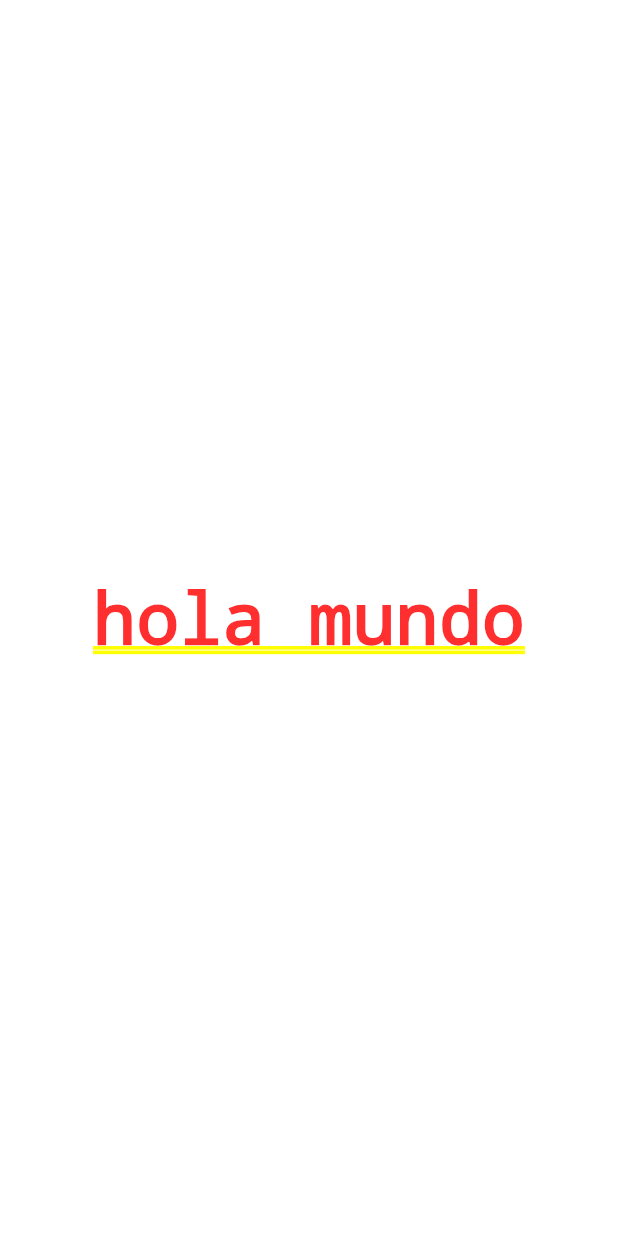
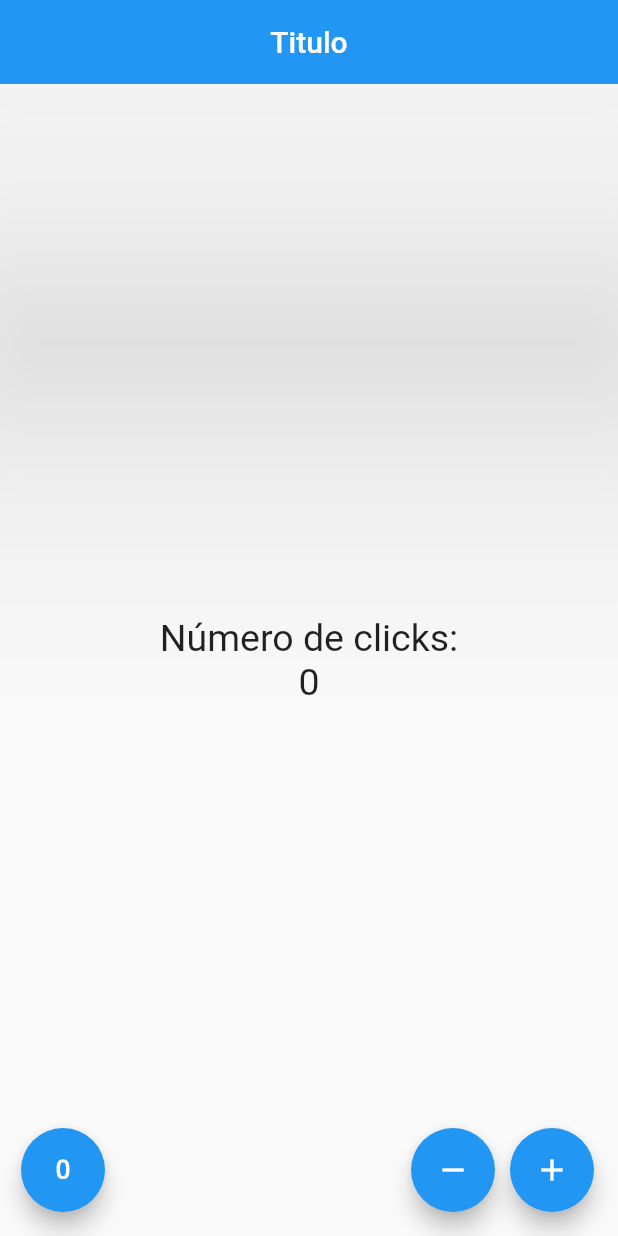
Before and after one commit to fernandomiras1/flutter, a Flutter app: the screen it shows after launch, on a phone screen of 412 x 824 dp. Run offline on Flutter 3.47's test engine with Material 2 defaults, Android fonts, the phone set to English and light mode, and no system bars.

Commit message:
feat: fin de la seccion 5

```diff
--- a/flutter-ios-android-Fernando-Herrera/contador/lib/src/app.dart
+++ b/flutter-ios-android-Fernando-Herrera/contador/lib/src/app.dart
@@ -1,11 +1,13 @@
+import 'package:contador/src/pages/contador_page.dart';
 import 'package:flutter/material.dart';
 
 class MyApp extends StatelessWidget {
   @override
   Widget build(BuildContext context) {
     return MaterialApp(
+        debugShowCheckedModeBanner: false,
         home: Center(
-      child: Text('hola mundo'),
-    ));
+          child: ContadorPage(),
+        ));
   }
 }
--- /dev/null
+++ b/flutter-ios-android-Fernando-Herrera/contador/lib/src/pages/contador_page.dart
@@ -0,0 +1,61 @@
+import 'package:flutter/material.dart';
+
+class ContadorPage extends StatefulWidget {
+  @override
+  State<StatefulWidget> createState() => _ContadorPageState();
+}
+
+class _ContadorPageState extends State<ContadorPage> {
+  final _estiloTexto = new TextStyle(fontSize: 25);
+  int _conteo = 0;
+
+  @override
+  Widget build(BuildContext context) {
+    return Scaffold(
+        appBar: AppBar(
+          title: Text('Titulo'),
+          centerTitle: true,
+          elevation: 100.5,
+        ),
+        body: Center(
+          child: Column(
+            mainAxisAlignment: MainAxisAlignment.center,
+            children: [
+              Text(
+                'Número de clicks:',
+                style: _estiloTexto,
+              ),
+              Text('$_conteo', style: _estiloTexto)
+            ],
+          ),
+        ),
+        floatingActionButton: _crearBotones());
+  }
+
+  Widget _crearBotones() {
+    return Row(
+      mainAxisAlignment: MainAxisAlignment.end,
+      children: <Widget>[
+        SizedBox(width: 30), // Caja trasparente.
+        FloatingActionButton(
+            child: Icon(Icons.exposure_zero), onPressed: _reset),
+        Expanded(child: SizedBox()),
+        FloatingActionButton(child: Icon(Icons.remove), onPressed: _sustraer),
+        SizedBox(width: 10.0),
+        FloatingActionButton(child: Icon(Icons.add), onPressed: _agregar),
+      ],
+    );
+  }
+
+  void _agregar() {
+    setState(() => _conteo++);
+  }
+
+  void _sustraer() {
+    setState(() => _conteo--);
+  }
+
+  void _reset() {
+    setState(() => _conteo = 0);
+  }
+}
--- a/flutter-ios-android-Fernando-Herrera/contador/lib/src/pages/home_page.dart
+++ /dev/null
@@ -1,10 +0,0 @@
-import 'package:flutter/material.dart';
-
-class HomePage extends StatelessWidget {
-  @override
-  Widget build(BuildContext context) {
-    return Scaffold(
-      appBar: AppBar(),
-    );
-  }
-}
```
